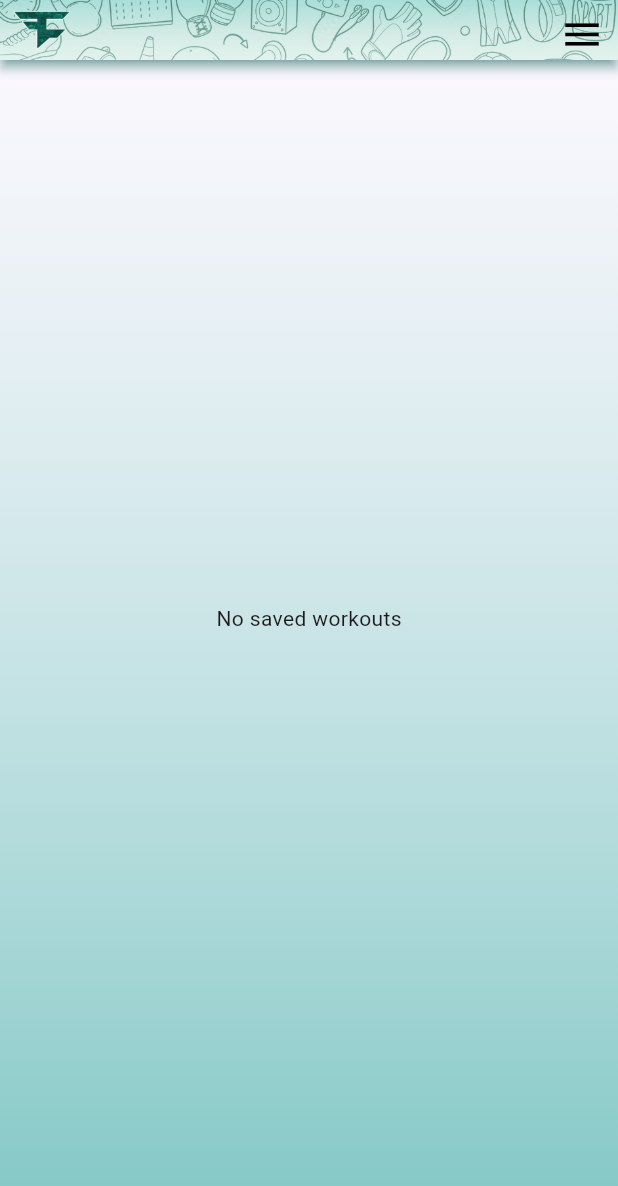
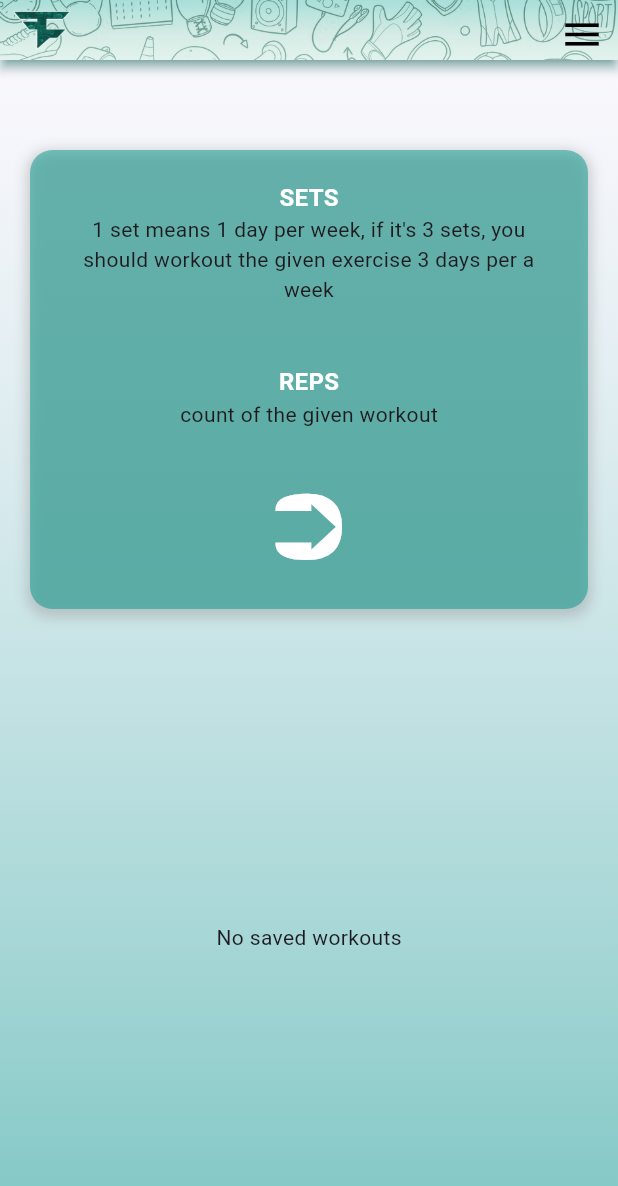
Before and after one commit to SDGP-93/FitFlow, a Flutter app: the SavedWorkoutsPage screen opened directly, on a phone screen of 412 x 824 dp. Shown: the top 1186 px of the screen. Run offline on Flutter 3.47's test engine with Material 3 defaults, Android fonts, the phone set to English and light mode, and no system bars; our stand-ins replace cloud_firestore, firebase_auth, firebase_core, fl_chart, geolocator, sensors; accounts and stored records are empty.

```diff
--- a/lib/Screens/SavedWorkoutPage.dart
+++ b/lib/Screens/SavedWorkoutPage.dart
@@ -54,9 +54,71 @@ class _SavedWorkoutsPageState extends State<SavedWorkoutsPage> {
             colors: [
               Colors.white.withOpacity(0.3),
               Colors.teal.withOpacity(0.5),
-            ], // Adjust gradient colors as needed
+            ],
           ),
         ),
+        child: Column(
+          children: [
+            SizedBox(height: 100), // Adjust the spacing as needed
+            Container(
+              decoration: BoxDecoration(
+                color: Colors.teal.withOpacity(0.5),
+                borderRadius: BorderRadius.circular(15),
+                boxShadow: [
+                  BoxShadow(
+                    color: Colors.grey.withOpacity(0.5),
+                    spreadRadius: 2,
+                    blurRadius: 7,
+                    offset: Offset(0, 3),
+                  ),
+                ],
+              ),
+              margin: EdgeInsets.symmetric(horizontal: 20),
+              padding: EdgeInsets.all(20),
+              child: Column(
+                children: [
+                  Text(
+                    'SETS',
+                    textAlign: TextAlign.justify,
+                    style: TextStyle(
+                      fontSize: 16,
+                      fontWeight: FontWeight.bold,
+                      color: Colors.white,
+                    ),
+                  ),
+                  Text(
+                    '1 set means 1 day per week, if it\'s 3 sets, you should workout the given exercise 3 days per a week\n',
+                    textAlign: TextAlign.center,
+                  ),
+                  SizedBox(height: 20),
+                  Text(
+                    'REPS',
+                    textAlign: TextAlign.start,
+                    style: TextStyle(
+                      fontSize: 16,
+                      fontWeight: FontWeight.bold,
+                      color: Colors.white,
+                    ),
+                  ),
+                  Text(
+                    'count of the given workout',
+                    textAlign: TextAlign.start,
+                  ),
+                  SizedBox(height: 20),
+                  Text(
+                    '➲',
+                    textAlign: TextAlign.start,
+                    style: TextStyle(
+                      fontSize: 56,
+                      fontWeight: FontWeight.bold,
+                      color: Colors.white,
+                    ),
+                  ),
+                ],
+              ),
+            ),
+            SizedBox(height: 20), // Adjust the spacing as needed
+            Expanded(
               child: _savedWorkouts.isEmpty
                   ? Center(
                 child: Text('No saved workouts'),
@@ -67,12 +129,13 @@ class _SavedWorkoutsPageState extends State<SavedWorkoutsPage> {
                   Map<String, dynamic> workout = _savedWorkouts[index];
                   return WorkoutCard(
                     exercise: workout['Exercise']?.toString() ?? '',
-              // Convert to string
                     sets: workout['Sets']?.toString() ?? '',
-              // Convert to string
-              reps: workout['Reps']?.toString() ?? '', // Convert to string
+                    reps: workout['Reps']?.toString() ?? '',
                   );
                 },
+              ),
+            ),
+          ],
         ),
       ),
     );
--- a/lib/Screens/TDEE_Test.dart
+++ b/lib/Screens/TDEE_Test.dart
@@ -83,7 +83,7 @@ class _BMRPageState extends State<BMRPage> {
     }
 
     final response = await http.post(
-      Uri.parse('http://10.31.1.90:5000/calculate_bmr'),
+      Uri.parse('http://172.27.1.69:5000/calculate_bmr'),
       headers: <String, String>{
         'Content-Type': 'application/json',
       },
--- a/lib/Screens/WorkoutPlanTest.dart
+++ b/lib/Screens/WorkoutPlanTest.dart
@@ -20,7 +20,7 @@ class _WorkoutPageState extends State<WorkoutPage> {
 
   Future<void> _generateWorkout() async {
     final response = await http.post(
-      Uri.parse('http://10.31.1.90:5000/generate_workout'),
+      Uri.parse('http://172.27.1.69:5000/generate_workout'),
       headers: <String, String>{
         'Content-Type': 'application/json',
       },
@@ -81,7 +81,10 @@ class _WorkoutPageState extends State<WorkoutPage> {
               TextField(
                 controller: _caloriesController,
                 keyboardType: TextInputType.number,
-                decoration: InputDecoration(labelText: 'Enter calories required'),
+                decoration: InputDecoration(
+                  labelText: 'Enter calories required',
+                  hintText: 'Enter the calculated calories to be burned', // Add this line for hint
+                ),
               ),
               SizedBox(height: 15),
               Center(
```
Also changed, not shown: 6 other files. Lines whose indentation alone changed are shown as unchanged.
